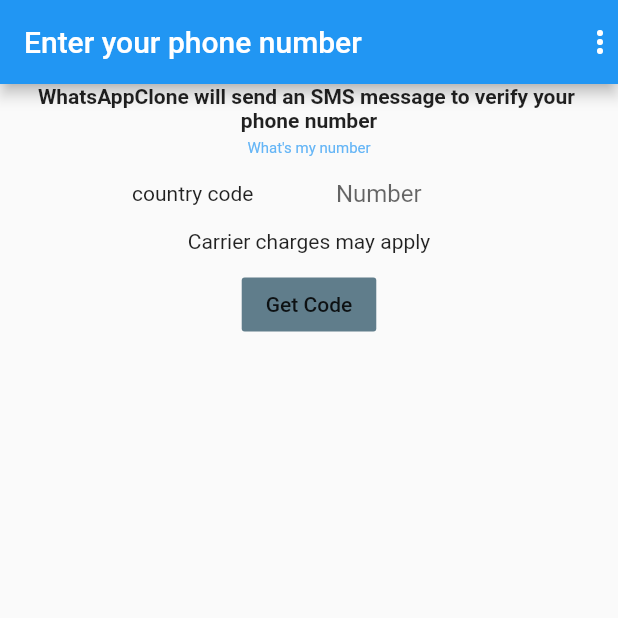
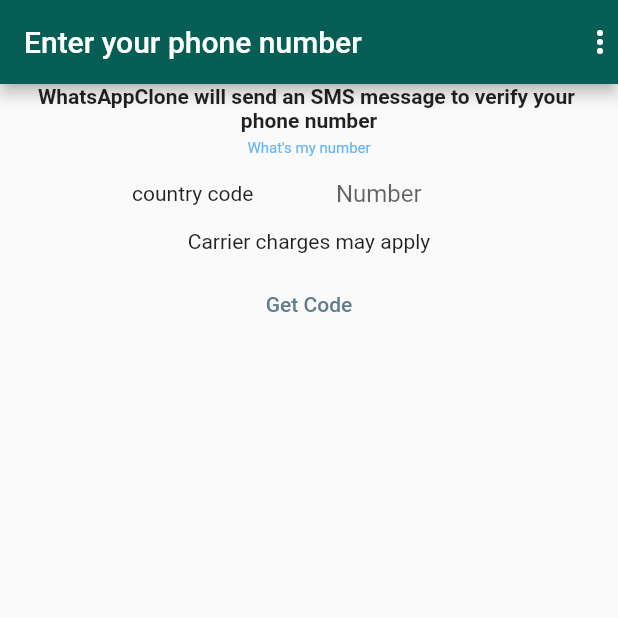
Before and after one commit to dannkioko/whatsapp-clone, a Flutter app: the screen it shows after launch, on a phone screen of 412 x 824 dp, the top half of it. Run offline on Flutter 3.47's test engine with Material 2 defaults, Android fonts, the phone set to English and light mode, and no system bars; our stand-ins replace camera, firebase_auth; accounts and stored records are empty.

Commit message:
update gradle and sdk version version

```diff
--- a/lib/main.dart
+++ b/lib/main.dart
@@ -1,6 +1,5 @@
 import 'package:camera/camera.dart';
 import 'package:flutter/material.dart';
-import 'package:whatsappclone/screens/home_screen.dart';
 import 'package:whatsappclone/screens/login/login_screen.dart';
 
 List<CameraDescription> cameras;
@@ -8,6 +7,7 @@ List<CameraDescription> cameras;
 Future<void> main() async {
   WidgetsFlutterBinding.ensureInitialized();
   cameras = await availableCameras();
+
 
   runApp(MyApp());}
 
@@ -18,8 +18,7 @@ Future<void> main() async {
     debugShowCheckedModeBanner: false,
     title: "WhatsApp",
     theme: ThemeData(
-      accentColor: Color(0xff25D366),
-      primaryColor: Color(0xff075E54),
+      colorScheme: ColorScheme.light(primary: Color(0xff075E54), secondary: Color(0xff25D366)),
     ),
     home:LoginScreen(cameras),
     // home: HomeScreen(cameras),
--- a/lib/screens/home_screen.dart
+++ b/lib/screens/home_screen.dart
@@ -55,7 +55,7 @@ class _HomeScreenState extends State<HomeScreen>
         ],
       ),
       floatingActionButton: FloatingActionButton(
-        backgroundColor: Theme.of(context).accentColor,
+        backgroundColor: Theme.of(context).colorScheme.secondary,
         child: Icon(
           Icons.message,
           color: Colors.white,
--- a/lib/screens/login/login_screen.dart
+++ b/lib/screens/login/login_screen.dart
@@ -2,7 +2,6 @@ import 'package:camera/camera.dart';
 import "package:flutter/material.dart";
 import 'package:firebase_auth/firebase_auth.dart';
 import 'package:flutter/services.dart';
-import 'package:whatsappclone/screens/chats/chats_screen.dart';
 import 'package:whatsappclone/screens/home_screen.dart';
 
 class LoginScreen extends StatefulWidget {
@@ -74,7 +73,7 @@ class _LoginScreenState extends State<LoginScreen> {
             ),
             contentPadding: EdgeInsets.all(10),
             actions: <Widget>[
-              FlatButton(
+              TextButton(
                 child: Text('Done'),
                 onPressed: () {
                   _auth.currentUser().then((user) {
@@ -205,8 +204,8 @@ class _LoginScreenState extends State<LoginScreen> {
                 SizedBox(
                   height: 10.0,
                 ),
-                FlatButton(
-                  color: Colors.blueGrey,
+                TextButton(
+                  style: TextButton.styleFrom(primary: Colors.blueGrey),
                   child: Text("Get Code"),
                   onPressed: () {
                     verifyPhone();
--- a/lib/screens/login/verify_otp.dart
+++ b/lib/screens/login/verify_otp.dart
@@ -21,7 +21,7 @@ class _VerifyOTPScreenState extends State<VerifyOTPScreen> {
               controller: mycontroller,
               decoration: InputDecoration(),
             ),
-            FlatButton(
+            TextButton(
               child: Text("Get Code"),
               onPressed: () => _verifyPhoneNumber(),
             )
@@ -54,7 +54,7 @@ class _VerifyOTPScreenState extends State<VerifyOTPScreen> {
         .then((authResult) {
       final snackBar =
           SnackBar(content: Text("Success!!! UUID is: " + authResult.user.uid));
-      Scaffold.of(context).showSnackBar(snackBar);
+          ScaffoldMessenger.of(context).showSnackBar(snackBar);
     });
   }
 
@@ -67,7 +67,7 @@ class _VerifyOTPScreenState extends State<VerifyOTPScreen> {
     final snackBar = SnackBar(
         content:
             Text("Exception!! message:" + authException.message.toString()));
-    Scaffold.of(context).showSnackBar(snackBar);
+    ScaffoldMessenger.of(context).showSnackBar(snackBar);
   }
 
   _codeAutoRetrievalTimeout(String verificationId) {
```
Also changed, not shown: pubspec.lock, 4 other files.
